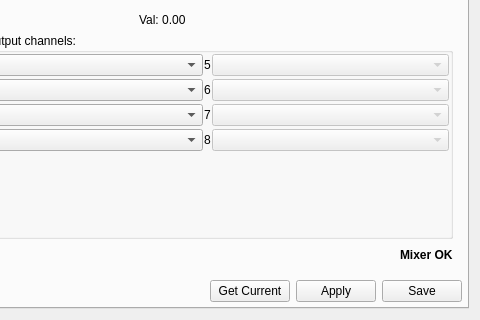
The window that ground/openpilotgcs/src/plugins/config/airframe.ui (openpilot/OpenPilot) describes before a commit, drawn with Qt 5; both pictures show x 250 to 730 and y 282 to 602 of the 730 by 602 pixel window.
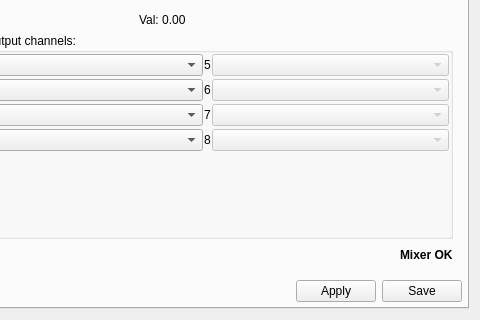
The same window after the commit. Icons and pictures are not drawn. Custom widgets are drawn as their Qt base class.

Commit message: Get rid of the "Request" button on the config gadget: it now tracks object updates and automatically keeps its state synchronized with UAVOBject changes.

```diff
--- a/ground/openpilotgcs/src/plugins/config/airframe.ui
+++ b/ground/openpilotgcs/src/plugins/config/airframe.ui
@@ -1962,16 +1962,6 @@
            </property>
           </widget>
          </item>
-         <item>
-          <widget class="QPushButton" name="getAircraftCurrent">
-           <property name="toolTip">
-            <string>Retrieve settings from OpenPilot</string>
-           </property>
-           <property name="text">
-            <string>Get Current</string>
-           </property>
-          </widget>
-         </item>
          <item>
           <widget class="QPushButton" name="saveAircraftToRAM">
            <property name="toolTip">
```
Left out of the diff: 10 changed lines with no effect on the pictures. The commit also changes 14 other files.
